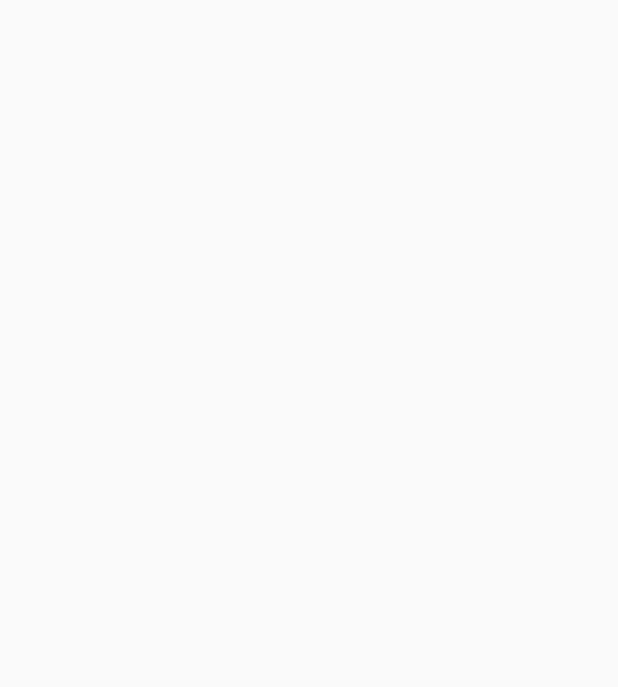
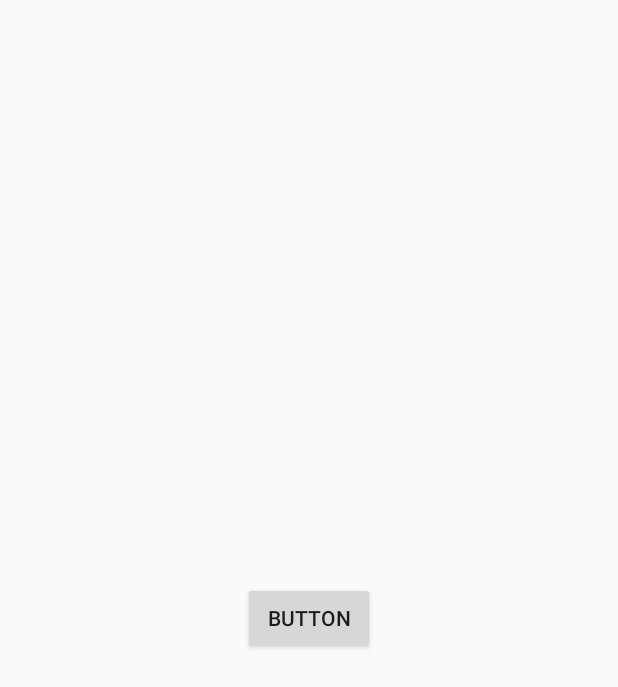
Before and after one commit to yjs8237/skyban_android, an Android app: the screen it shows after launch (LoginActivity), on a phone screen of 412 x 824 dp. Before the commit the part shown is empty. Shown: the top 687 px of the screen. Run offline under Robolectric (Android 15) with nearby library versions, the phone set to English and light mode, and no system bars.

Commit message:
-add mainfragment container -launcher -> main  flow design

```diff
--- a/app/src/main/java/com/nycompany/skyban/LoginActivity.kt
+++ b/app/src/main/java/com/nycompany/skyban/LoginActivity.kt
@@ -1,12 +1,19 @@
 package com.nycompany.skyban
 
+import android.content.Intent
 import android.support.v7.app.AppCompatActivity
 import android.os.Bundle
+import kotlinx.android.synthetic.main.activity_login.*
 
 class LoginActivity : AppCompatActivity() {
 
     override fun onCreate(savedInstanceState: Bundle?) {
         super.onCreate(savedInstanceState)
         setContentView(R.layout.activity_login)
+
+        button.setOnClickListener{
+            startActivity(Intent().setClass(this, MainActivity::class.java))
+            finish()
+        }
     }
 }
--- a/app/src/main/res/layout/activity_login.xml
+++ b/app/src/main/res/layout/activity_login.xml
@@ -7,4 +7,14 @@
     android:layout_height="match_parent"
     tools:context=".LoginActivity">
 
+    <Button
+        android:id="@+id/button"
+        android:layout_width="wrap_content"
+        android:layout_height="wrap_content"
+        android:text="Button"
+        app:layout_constraintBottom_toBottomOf="parent"
+        app:layout_constraintEnd_toEndOf="parent"
+        app:layout_constraintHorizontal_bias="0.5"
+        app:layout_constraintStart_toStartOf="parent"
+        app:layout_constraintTop_toTopOf="parent"/>
 </android.support.constraint.ConstraintLayout>
```
Also changed, not shown: app/src/main/java/com/nycompany/skyban/InorderFragment.kt (+0 -36 lines), app/src/main/java/com/nycompany/skyban/MainActivity.kt (+23 -0 lines), app/src/main/res/layout/activity_main.xml (+20 -1 lines).
